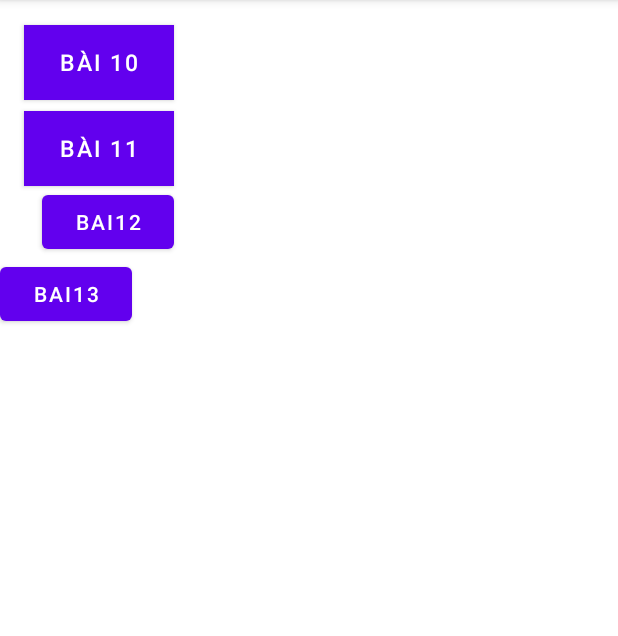
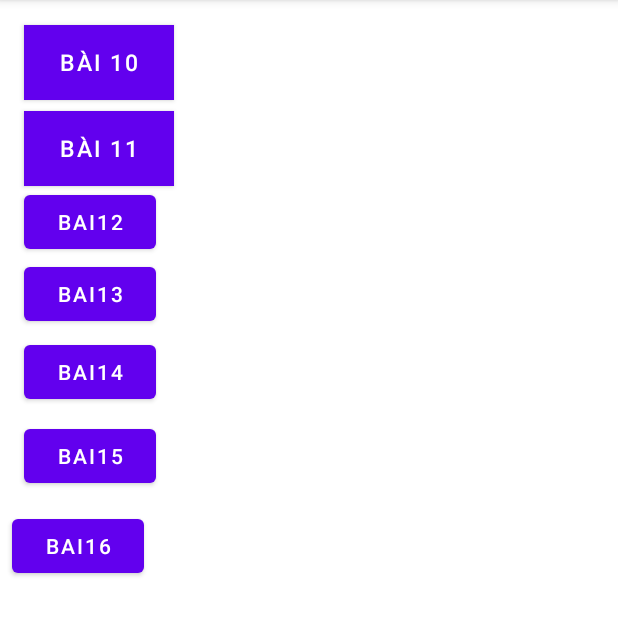
Before and after one commit to lotuanthanh2001/github-android, an Android app: the screen it shows after launch (MainActivity), on a phone screen of 412 x 824 dp, the part 84-720 px from its top. Run offline under Robolectric (Android 15) with nearby library versions, the phone set to English and light mode, and no system bars.

Commit message:
bai14->16

```diff
--- a/app/src/main/java/com/example/githubandroid/MainActivity.java
+++ b/app/src/main/java/com/example/githubandroid/MainActivity.java
@@ -10,6 +10,9 @@ import android.widget.Button;
 import com.example.githubandroid.bai11.Bai11Activity;
 import com.example.githubandroid.bai12.Bai12Activity;
 import com.example.githubandroid.bai13.Bai13Activity;
+import com.example.githubandroid.bai14.Bai14Activity;
+import com.example.githubandroid.bai15.Bai15Activity;
+import com.example.githubandroid.bai16.Bai16Activity;
 import com.example.githubandroid.bai9.Bai9Activity;
 
 public class MainActivity extends AppCompatActivity {
@@ -59,6 +62,33 @@ public class MainActivity extends AppCompatActivity {
                 startActivity(intent);
             }
         });
+        Button btn14 = findViewById(R.id.btnbai14);
+        btn14.setOnClickListener(new View.OnClickListener() {
+            @Override
+            public void onClick(View v) {
+
+                Intent intent = new Intent(MainActivity.this, Bai14Activity.class);
+                startActivity(intent);
+            }
+        });
+        Button btn15 = findViewById(R.id.bntbai15);
+        btn15.setOnClickListener(new View.OnClickListener() {
+            @Override
+            public void onClick(View v) {
+
+                Intent intent = new Intent(MainActivity.this, Bai15Activity.class);
+                startActivity(intent);
+            }
+        });
+        Button btn16 = findViewById(R.id.bbtbai16);
+        btn16.setOnClickListener(new View.OnClickListener() {
+            @Override
+            public void onClick(View v) {
+
+                Intent intent = new Intent(MainActivity.this, Bai16Activity.class);
+                startActivity(intent);
+            }
+        });
 
     }
 
--- a/app/src/main/res/layout/activity_main.xml
+++ b/app/src/main/res/layout/activity_main.xml
@@ -39,7 +39,7 @@
         android:id="@+id/btnBai12"
         android:layout_width="wrap_content"
         android:layout_height="wrap_content"
-        android:layout_marginStart="28dp"
+        android:layout_marginStart="16dp"
         android:text="Bai12"
         app:layout_constraintStart_toStartOf="parent"
         app:layout_constraintTop_toBottomOf="@+id/btnBai11"
@@ -49,10 +49,42 @@
         android:id="@+id/btnBai13"
         android:layout_width="wrap_content"
         android:layout_height="wrap_content"
+        android:layout_marginStart="16dp"
         android:text="bai13"
+        app:layout_constraintStart_toStartOf="parent"
         app:layout_constraintTop_toBottomOf="@+id/btnBai12"
-        tools:layout_editor_absoluteX="28dp"
         tools:ignore="MissingConstraints" />
+
+    <Button
+        android:id="@+id/btnbai14"
+        android:layout_width="wrap_content"
+        android:layout_height="wrap_content"
+        android:layout_marginStart="16dp"
+        android:layout_marginTop="4dp"
+        android:text="Bai14"
+        app:layout_constraintStart_toStartOf="parent"
+        app:layout_constraintTop_toBottomOf="@+id/btnBai13"
+        tools:ignore="MissingConstraints" />
+
+    <Button
+        android:id="@+id/bntbai15"
+        android:layout_width="wrap_content"
+        android:layout_height="wrap_content"
+        android:layout_marginStart="16dp"
+        android:layout_marginTop="8dp"
+        android:text="Bai15"
+        app:layout_constraintStart_toStartOf="parent"
+        app:layout_constraintTop_toBottomOf="@+id/btnbai14" />
+
+    <Button
+        android:id="@+id/bbtbai16"
+        android:layout_width="wrap_content"
+        android:layout_height="wrap_content"
+        android:layout_marginStart="8dp"
+        android:layout_marginTop="12dp"
+        android:text="Bai16"
+        app:layout_constraintStart_toStartOf="parent"
+        app:layout_constraintTop_toBottomOf="@+id/bntbai15" />
 
 
 </androidx.constraintlayout.widget.ConstraintLayout>
```
Also changed, not shown: app/src/main/AndroidManifest.xml (+17 -9 lines), app/src/main/java/com/example/githubandroid/bai14/Bai14Activity.java (added, +16 -0 lines), app/src/main/java/com/example/githubandroid/bai15/Bai15Activity.java (added, +15 -0 lines), app/src/main/java/com/example/githubandroid/bai16/Bai16Activity.java (added, +16 -0 lines), app/src/main/res/layout/activity_bai13.xml (+6 -5 lines), app/src/main/res/layout/activity_bai14.xml (added, +22 -0 lines), app/src/main/res/layout/activity_bai15.xml (added, +43 -0 lines), app/src/main/res/layout/activity_bai16.xml (added, +59 -0 lines).
